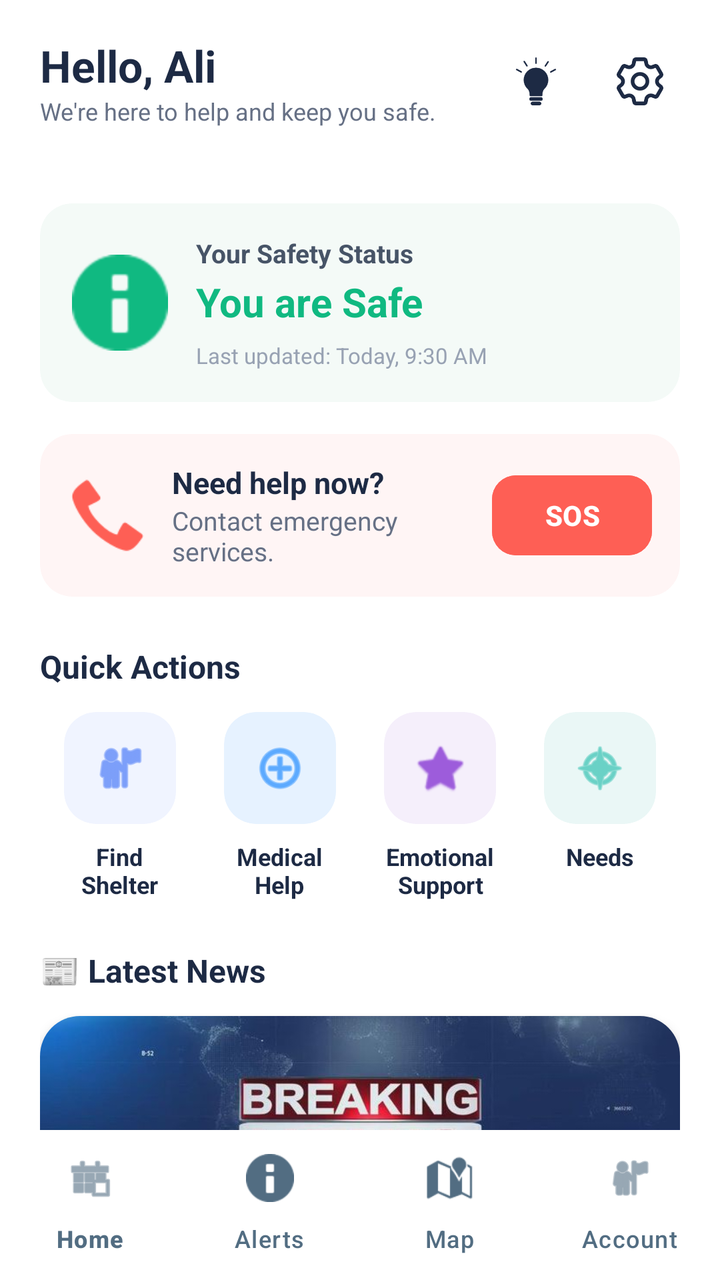
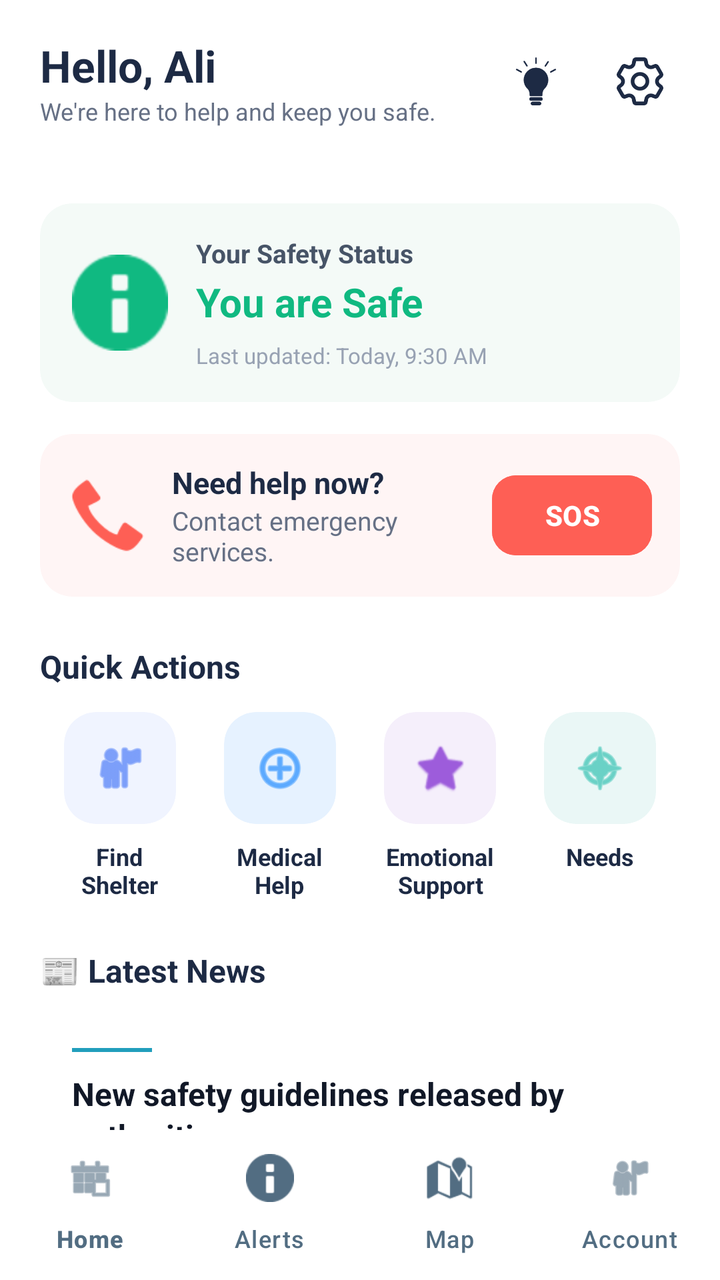

Compare the two renders of this Android layout. The source of the first and the diff that turns it into the second are given below.
<!-- AndroidManifest.xml: application theme Theme.Crises -->
<!-- res/layout/activity_home.xml -->
<?xml version="1.0" encoding="utf-8"?>
<RelativeLayout xmlns:android="http://schemas.android.com/apk/res/android"
    xmlns:app="http://schemas.android.com/apk/res-auto"
    android:id="@+id/main"
    android:layout_width="match_parent"
    android:layout_height="match_parent"
    android:background="#FFFFFF">

    
    <com.google.android.material.appbar.AppBarLayout
        android:id="@+id/topAppBar"
        android:layout_width="match_parent"
        android:layout_height="wrap_content"
        android:background="#FFFFFF"
        app:elevation="0dp">

        <RelativeLayout
            android:layout_width="match_parent"
            android:layout_height="wrap_content"
            android:paddingHorizontal="20dp"
            android:paddingVertical="18dp">

            <LinearLayout
                android:layout_width="wrap_content"
                android:layout_height="wrap_content"
                android:layout_alignParentStart="true"
                android:layout_centerVertical="true"
                android:orientation="vertical">

                <TextView
                    android:id="@+id/appBrandName"
                    android:layout_width="wrap_content"
                    android:layout_height="wrap_content"
                    android:text="Hello, Ali"
                    android:textColor="#1D2A44"
                    android:textSize="22sp"
                    android:textStyle="bold" />
                <TextView
                    android:layout_width="wrap_content"
                    android:layout_height="wrap_content"
                    android:text="We're here to help and keep you safe."
                    android:textColor="#667085"
                    android:textSize="12sp" />
            </LinearLayout>

            <LinearLayout
                android:layout_width="wrap_content"
                android:layout_height="wrap_content"
                android:layout_alignParentEnd="true"
                android:layout_centerVertical="true"
                android:gravity="center_vertical"
                android:orientation="horizontal">

                <ImageButton
                    android:id="@+id/notificationBtn"
                    android:layout_width="40dp"
                    android:layout_height="40dp"
                    android:layout_marginEnd="12dp"
                    android:background="?attr/selectableItemBackgroundBorderless"
                    android:padding="8dp"
                    android:scaleType="fitCenter"
                    android:src="@drawable/tips"
                    app:tint="#1D2A44" />

                <ImageButton
                    android:id="@+id/settingsBtn"
                    android:layout_width="40dp"
                    android:layout_height="40dp"
                    android:background="?attr/selectableItemBackgroundBorderless"
                    android:padding="8dp"
                    android:scaleType="fitCenter"
                    android:src="@drawable/setting"
                    app:tint="#1D2A44" />
            </LinearLayout>
        </RelativeLayout>
    </com.google.android.material.appbar.AppBarLayout>

    
    <ScrollView
        android:layout_width="match_parent"
        android:layout_height="match_parent"
        android:layout_above="@id/bottomNavigation"
        android:layout_below="@id/topAppBar"
        android:clipToPadding="false"
        android:scrollbars="none">

        <LinearLayout
            android:layout_width="match_parent"
            android:layout_height="wrap_content"
            android:orientation="vertical"
            android:padding="20dp">



            
            <androidx.cardview.widget.CardView
                android:layout_width="match_parent"
                android:layout_height="wrap_content"
                android:layout_marginBottom="16dp"
                app:cardBackgroundColor="#F4FAF7"
                app:cardCornerRadius="16dp"
                app:cardElevation="0dp">

                <RelativeLayout
                    android:layout_width="match_parent"
                    android:layout_height="wrap_content"
                    android:padding="16dp">

                    <ImageView
                        android:id="@+id/shieldIcon"
                        android:layout_width="48dp"
                        android:layout_height="48dp"
                        android:layout_alignParentStart="true"
                        android:layout_centerVertical="true"
                        android:background="@android:color/transparent"
                        android:src="@android:drawable/ic_dialog_info"
                        android:tint="#10B981" />

                    <LinearLayout
                        android:layout_width="match_parent"
                        android:layout_height="wrap_content"
                        android:layout_centerVertical="true"
                        android:layout_marginStart="14dp"
                        android:layout_toEndOf="@id/shieldIcon"
                        android:orientation="vertical">

                        <TextView
                            android:layout_width="wrap_content"
                            android:layout_height="wrap_content"
                            android:text="Your Safety Status"
                            android:textColor="#475467"
                            android:textSize="13sp"
                            android:textStyle="bold" />

                        <TextView
                            android:layout_width="wrap_content"
                            android:layout_height="wrap_content"
                            android:layout_marginTop="2dp"
                            android:text="You are Safe"
                            android:textColor="#10B981"
                            android:textSize="20sp"
                            android:textStyle="bold" />

                        <TextView
                            android:layout_width="wrap_content"
                            android:layout_height="wrap_content"
                            android:layout_marginTop="6dp"
                            android:text="Last updated: Today, 9:30 AM"
                            android:textColor="#98A2B3"
                            android:textSize="11sp" />
                    </LinearLayout>
                </RelativeLayout>
            </androidx.cardview.widget.CardView>

            
            <androidx.cardview.widget.CardView
                android:layout_width="match_parent"
                android:layout_height="wrap_content"
                android:layout_marginBottom="24dp"
                app:cardBackgroundColor="#FFF5F5"
                app:cardCornerRadius="16dp"
                app:cardElevation="0dp">

                <RelativeLayout
                    android:layout_width="match_parent"
                    android:layout_height="wrap_content"
                    android:padding="14dp">

                    <ImageView
                        android:id="@+id/phoneIcon"
                        android:layout_width="40dp"
                        android:layout_height="40dp"
                        android:layout_alignParentStart="true"
                        android:layout_centerVertical="true"
                        android:src="@android:drawable/stat_sys_phone_call"
                        app:tint="#FE5F55" />

                    <LinearLayout
                        android:layout_width="wrap_content"
                        android:layout_height="wrap_content"
                        android:layout_centerVertical="true"
                        android:layout_marginStart="12dp"
                        android:layout_toStartOf="@id/sosButton"
                        android:layout_toEndOf="@id/phoneIcon"
                        android:orientation="vertical">

                        <TextView
                            android:layout_width="wrap_content"
                            android:layout_height="wrap_content"
                            android:text="Need help now?"
                            android:textColor="#1D2A44"
                            android:textSize="15sp"
                            android:textStyle="bold" />

                        <TextView
                            android:layout_width="wrap_content"
                            android:layout_height="wrap_content"
                            android:text="Contact emergency services."
                            android:textColor="#667085"
                            android:textSize="13sp" />
                    </LinearLayout>

                    <Button
                        android:id="@+id/sosButton"
                        android:layout_width="80dp"
                        android:layout_height="40dp"
                        android:layout_alignParentEnd="true"
                        android:layout_centerVertical="true"
                        android:backgroundTint="#FE5F55"
                        android:insetTop="0dp"
                        android:insetBottom="0dp"
                        android:text="SOS"
                        android:textColor="#FFFFFF"
                        android:textStyle="bold"
                        app:cornerRadius="12dp" />
                </RelativeLayout>
            </androidx.cardview.widget.CardView>

            
            <TextView
                android:layout_width="wrap_content"
                android:layout_height="wrap_content"
                android:layout_marginBottom="12dp"
                android:text="Quick Actions"
                android:textColor="#1D2A44"
                android:textSize="16sp"
                android:textStyle="bold" />

            <LinearLayout
                android:layout_width="match_parent"
                android:layout_height="wrap_content"
                android:layout_marginBottom="24dp"
                android:baselineAligned="false"
                android:orientation="horizontal">

                <LinearLayout
                    android:layout_width="0dp"
                    android:layout_height="wrap_content"
                    android:layout_weight="1"
                    android:gravity="center"
                    android:orientation="vertical">

                    <androidx.cardview.widget.CardView
                        android:layout_width="56dp"
                        android:layout_height="56dp"
                        app:cardBackgroundColor="#F0F4FF"
                        app:cardCornerRadius="16dp"
                        app:cardElevation="0dp">

                        <ImageView
                            android:layout_width="28dp"
                            android:layout_height="28dp"
                            android:layout_gravity="center"
                            android:src="@android:drawable/ic_menu_myplaces"
                            app:tint="#2F66F6" />
                    </androidx.cardview.widget.CardView>

                    <TextView
                        android:layout_width="wrap_content"
                        android:layout_height="wrap_content"
                        android:layout_marginTop="8dp"
                        android:gravity="center"
                        android:text="Find\nShelter"
                        android:textColor="#1D2A44"
                        android:textSize="12sp"
                        android:textStyle="bold" />
                </LinearLayout>

                <LinearLayout
                    android:layout_width="0dp"
                    android:layout_height="wrap_content"
                    android:layout_weight="1"
                    android:gravity="center"
                    android:orientation="vertical">

                    <androidx.cardview.widget.CardView
                        android:layout_width="56dp"
                        android:layout_height="56dp"
                        app:cardBackgroundColor="#E6F2FF"
                        app:cardCornerRadius="16dp"
                        app:cardElevation="0dp">

                        <ImageView
                            android:layout_width="28dp"
                            android:layout_height="28dp"
                            android:layout_gravity="center"
                            android:src="@android:drawable/ic_menu_add"
                            app:tint="#007AFF" />
                    </androidx.cardview.widget.CardView>

                    <TextView
                        android:layout_width="wrap_content"
                        android:layout_height="wrap_content"
                        android:layout_marginTop="8dp"
                        android:gravity="center"
                        android:text="Medical\nHelp"
                        android:textColor="#1D2A44"
                        android:textSize="12sp"
                        android:textStyle="bold" />
                </LinearLayout>

                <LinearLayout
                    android:layout_width="0dp"
                    android:layout_height="wrap_content"
                    android:layout_weight="1"
                    android:gravity="center"
                    android:orientation="vertical">

                    <androidx.cardview.widget.CardView
                        android:layout_width="56dp"
                        android:layout_height="56dp"
                        app:cardBackgroundColor="#F5EFFB"
                        app:cardCornerRadius="16dp"
                        app:cardElevation="0dp">

                        <ImageView
                            android:layout_width="28dp"
                            android:layout_height="28dp"
                            android:layout_gravity="center"
                            android:src="@android:drawable/btn_star_big_on"
                            app:tint="#9D5CDB" />
                    </androidx.cardview.widget.CardView>

                    <TextView
                        android:layout_width="wrap_content"
                        android:layout_height="wrap_content"
                        android:layout_marginTop="8dp"
                        android:gravity="center"
                        android:text="Emotional\nSupport"
                        android:textColor="#1D2A44"
                        android:textSize="12sp"
                        android:textStyle="bold" />
                </LinearLayout>

                <LinearLayout
                    android:layout_width="0dp"
                    android:layout_height="wrap_content"
                    android:layout_weight="1"
                    android:gravity="center"
                    android:orientation="vertical">

                    <androidx.cardview.widget.CardView
                        android:layout_width="56dp"
                        android:layout_height="56dp"
                        app:cardBackgroundColor="#EAF7F6"
                        app:cardCornerRadius="16dp"
                        app:cardElevation="0dp">

                        <ImageView
                            android:layout_width="28dp"
                            android:layout_height="28dp"
                            android:layout_gravity="center"
                            android:src="@android:drawable/ic_menu_compass"
                            app:tint="#14B8A6" />
                    </androidx.cardview.widget.CardView>

                    <TextView
                        android:layout_width="wrap_content"
                        android:layout_height="wrap_content"
                        android:layout_marginTop="8dp"
                        android:gravity="center"
                        android:text="Needs"
                        android:textColor="#1D2A44"
                        android:textSize="12sp"
                        android:textStyle="bold" />
                </LinearLayout>
            </LinearLayout>

            
            <TextView
                android:layout_width="wrap_content"
                android:layout_height="wrap_content"
                android:layout_marginBottom="12dp"
                android:text="📰 Latest News"
                android:textColor="#1D2A44"
                android:textSize="16sp"
                android:textStyle="bold" />

            <androidx.cardview.widget.CardView
                android:id="@+id/newsCard"
                android:layout_width="match_parent"
                android:layout_height="wrap_content"
                android:layout_marginBottom="16dp"
                android:clickable="true"
                android:focusable="true"
                android:foreground="?android:attr/selectableItemBackground"
                app:cardBackgroundColor="#FFFFFF"
                app:cardCornerRadius="20dp"
                app:cardElevation="4dp">

                <LinearLayout
                    android:layout_width="match_parent"
                    android:layout_height="wrap_content"
                    android:orientation="vertical">

                    <ImageView
                        android:id="@+id/newsImage"
                        android:layout_width="match_parent"
                        android:layout_height="140dp"
                        android:scaleType="centerCrop"
                        android:src="@drawable/news" />

                    <LinearLayout
                        android:layout_width="match_parent"
                        android:layout_height="wrap_content"
                        android:orientation="vertical"
                        android:padding="16dp">

                        <TextView
                            android:layout_width="match_parent"
                            android:layout_height="wrap_content"
                            android:text="New Safety Guidelines"
                            android:textColor="#1D2A44"
                            android:textSize="17sp"
                            android:textStyle="bold" />

                        <TextView
                            android:layout_width="match_parent"
                            android:layout_height="wrap_content"
                            android:layout_marginTop="4dp"
                            android:text="Important updates on emergency services and local shelter availability..."
                            android:textColor="#667085"
                            android:textSize="14sp" />

                        <TextView
                            android:layout_width="wrap_content"
                            android:layout_height="wrap_content"
                            android:layout_marginTop="10dp"
                            android:text="READ FULL STORY →"
                            android:textColor="#219EBC"
                            android:textSize="12sp"
                            android:textStyle="bold" />
                    </LinearLayout>
                </LinearLayout>
            </androidx.cardview.widget.CardView>

        </LinearLayout>
    </ScrollView>

    
    <com.google.android.material.bottomnavigation.BottomNavigationView
        android:id="@+id/bottomNavigation"
        android:layout_width="match_parent"
        android:layout_height="75dp"
        android:layout_alignParentBottom="true"
        android:background="@drawable/footer_background"
        app:elevation="12dp"
        app:itemIconTint="#526D82"
        app:itemTextColor="#526D82"
        app:labelVisibilityMode="labeled"
        app:menu="@menu/bottom_nav_menu" />

</RelativeLayout>
<!-- resources referenced by this layout -->
<resources>
  <!-- drawable footer_background (drawable) -->
  <?xml version="1.0" encoding="utf-8"?>
  <shape xmlns:android="http://schemas.android.com/apk/res/android">
      <solid android:color="#FFFFFF" />
      <corners
          android:topLeftRadius="30dp"
          android:topRightRadius="30dp" />
  </shape>
  <!-- drawable news: jpg bitmap (drawable, 33689 bytes) -->
  <!-- drawable setting: png bitmap (drawable, 3784 bytes) -->
  <!-- drawable tips: png bitmap (drawable, 4911 bytes) -->
  <style name="Theme.Crises" parent="Base.Theme.Crises" />
  <style name="Base.Theme.Crises" parent="Theme.Material3.DayNight.NoActionBar">
  
      </style>
</resources>

<!-- the commit's change to res/layout/activity_home.xml (unified diff, before → after) -->
@@ -114,7 +114,7 @@
                         android:layout_centerVertical="true"
                         android:background="@android:color/transparent"
                         android:src="@android:drawable/ic_dialog_info"
-                        android:tint="#10B981" />
+                        app:tint="#10B981" />
 
                     <LinearLayout
                         android:layout_width="match_parent"
@@ -380,58 +380,58 @@
                 android:id="@+id/newsCard"
                 android:layout_width="match_parent"
                 android:layout_height="wrap_content"
-                android:layout_marginBottom="16dp"
+                android:layout_marginBottom="14dp"
                 android:clickable="true"
                 android:focusable="true"
                 android:foreground="?android:attr/selectableItemBackground"
                 app:cardBackgroundColor="#FFFFFF"
-                app:cardCornerRadius="20dp"
-                app:cardElevation="4dp">
+                app:cardCornerRadius="16dp"
+                app:cardElevation="0dp">
 
                 <LinearLayout
                     android:layout_width="match_parent"
                     android:layout_height="wrap_content"
-                    android:orientation="vertical">
-
-                    <ImageView
-                        android:id="@+id/newsImage"
+                    android:orientation="vertical"
+                    android:padding="16dp">
+
+                    
+                    <View
+                        android:layout_width="40dp"
+                        android:layout_height="2dp"
+                        android:background="#219EBC" />
+
+                    
+                    <TextView
                         android:layout_width="match_parent"
-                        android:layout_height="140dp"
-                        android:scaleType="centerCrop"
-                        android:src="@drawable/news" />
-
-                    <LinearLayout
+                        android:layout_height="wrap_content"
+                        android:layout_marginTop="10dp"
+                        android:text="New safety guidelines released by authorities"
+                        android:textColor="#111827"
+                        android:textSize="16sp"
+                        android:textStyle="bold"
+                        android:lineSpacingExtra="2dp" />
+
+                    
+                    <TextView
                         android:layout_width="match_parent"
                         android:layout_height="wrap_content"
-                        android:orientation="vertical"
-                        android:padding="16dp">
-
-                        <TextView
-                            android:layout_width="match_parent"
-                            android:layout_height="wrap_content"
-                            android:text="New Safety Guidelines"
-                            android:textColor="#1D2A44"
-                            android:textSize="17sp"
-                            android:textStyle="bold" />
-
-                        <TextView
-                            android:layout_width="match_parent"
-                            android:layout_height="wrap_content"
-                            android:layout_marginTop="4dp"
-                            android:text="Important updates on emergency services and local shelter availability..."
-                            android:textColor="#667085"
-                            android:textSize="14sp" />
-
-                        <TextView
-                            android:layout_width="wrap_content"
-                            android:layout_height="wrap_content"
-                            android:layout_marginTop="10dp"
-                            android:text="READ FULL STORY →"
-                            android:textColor="#219EBC"
-                            android:textSize="12sp"
-                            android:textStyle="bold" />
-                    </LinearLayout>
+                        android:layout_marginTop="6dp"
+                        android:text="Emergency procedures have been updated to improve response time and public safety."
+                        android:textColor="#6B7280"
+                        android:textSize="13sp"
+                        android:lineSpacingExtra="2dp" />
+
+                    
+                    <TextView
+                        android:layout_width="wrap_content"
+                        android:layout_height="wrap_content"
+                        android:layout_marginTop="10dp"
+                        android:text="2 hours ago"
+                        android:textColor="#9CA3AF"
+                        android:textSize="11sp" />
+
                 </LinearLayout>
+
             </androidx.cardview.widget.CardView>
 
         </LinearLayout>
<!-- resource entries referenced after the edit -->
@@ -8,7 +8,6 @@
           android:topLeftRadius="30dp"
           android:topRightRadius="30dp" />
   </shape>
-  <!-- drawable news: jpg bitmap (drawable, 33689 bytes) -->
   <!-- drawable setting: png bitmap (drawable, 3784 bytes) -->
   <!-- drawable tips: png bitmap (drawable, 4911 bytes) -->
   <style name="Theme.Crises" parent="Base.Theme.Crises" />
